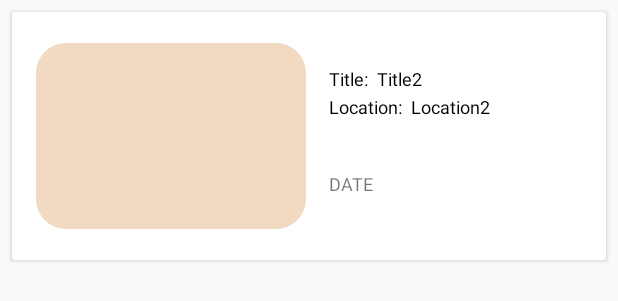
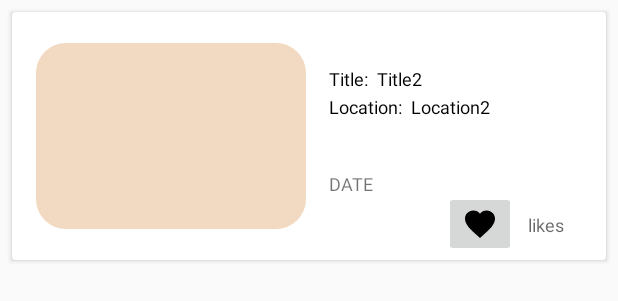
Before and after one commit to johnnyqian99/INFS3605_Group_Assignment, an Android app: the layout image_item.xml on its own in the app's theme, with its tools: preview values and no code run, on a phone screen of 412 x 824 dp. Shown: the top 301 px of the screen. Run offline under Robolectric (Android 15) with nearby library versions, the phone set to English and light mode, and no system bars.

Commit message:
Video like feature complete

```diff
--- /dev/null
+++ b/app/src/main/res/drawable/ic_dislike.xml
@@ -0,0 +1,9 @@
+<vector xmlns:android="http://schemas.android.com/apk/res/android"
+    android:width="24dp"
+    android:height="24dp"
+    android:viewportWidth="24"
+    android:viewportHeight="24">
+    <path
+        android:fillColor="#FF000000"
+        android:pathData="M12,21.35l-1.45,-1.32C5.4,15.36 2,12.28 2,8.5 2,5.42 4.42,3 7.5,3c1.74,0 3.41,0.81 4.5,2.09C13.09,3.81 14.76,3 16.5,3 19.58,3 22,5.42 22,8.5c0,3.78 -3.4,6.86 -8.55,11.54L12,21.35z" />
+</vector>
--- a/app/src/main/res/layout/image_item.xml
+++ b/app/src/main/res/layout/image_item.xml
@@ -112,6 +112,30 @@
             app:layout_constraintStart_toStartOf="@+id/imageView"
             app:layout_constraintTop_toTopOf="@+id/imageView" />
 
+        <ImageButton
+            android:id="@+id/like_btn"
+            android:layout_width="wrap_content"
+            android:layout_height="wrap_content"
+            android:layout_marginEnd="60dp"
+            android:layout_marginRight="60dp"
+            android:layout_marginBottom="2dp"
+            android:src="@drawable/ic_dislike"
+            app:layout_constraintBottom_toBottomOf="parent"
+            app:layout_constraintEnd_toEndOf="parent" />
+
+        <TextView
+            android:id="@+id/likes_textView"
+            android:layout_width="wrap_content"
+            android:layout_height="wrap_content"
+            android:layout_marginStart="8dp"
+            android:layout_marginLeft="8dp"
+            android:hint="likes"
+            android:textColor="@android:color/black"
+            android:textSize="12sp"
+            app:layout_constraintBottom_toBottomOf="@+id/like_btn"
+            app:layout_constraintStart_toEndOf="@+id/like_btn"
+            app:layout_constraintTop_toTopOf="@+id/like_btn" />
+
     </androidx.constraintlayout.widget.ConstraintLayout>
 
 </androidx.cardview.widget.CardView>
```
Also changed, not shown: app/src/main/java/com/example/infs3605_group_assignment/MyVideos.java (+45 -1 lines), app/src/main/java/com/example/infs3605_group_assignment/VideoAdapter.java (+44 -0 lines), app/src/main/res/drawable/ic_like.xml (added, +9 -0 lines), app/src/main/res/layout/text_item.xml (+24 -0 lines), app/src/main/res/layout/video_item.xml (+24 -0 lines).
